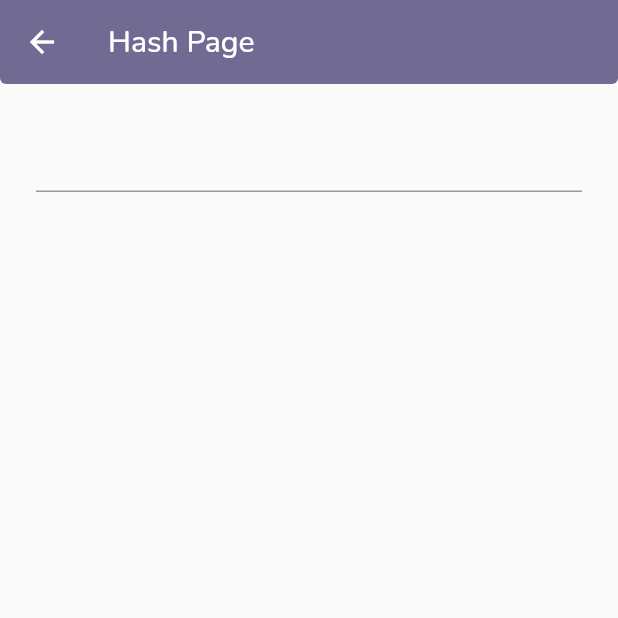
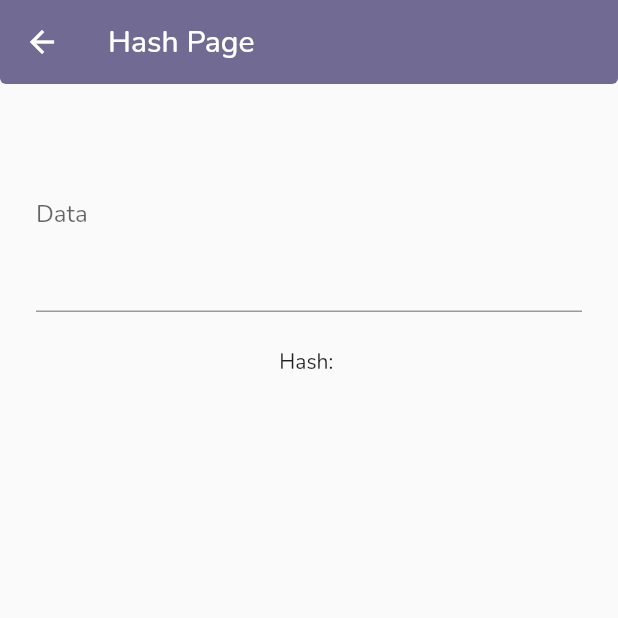
Before and after one commit to rashidwassan/blockchain-demo-app-flutter, a Flutter app: the HashPage screen opened by its route, on a phone screen of 412 x 824 dp, the top half of it. Run offline on Flutter 3.47's test engine with Material 2 defaults, Android fonts, the phone set to English and light mode, and no system bars; our stand-ins replace google_fonts, lottie.

Commit message:
added basic hashpage content with hash generation

```diff
--- a/lib/pages/demos/hash_page.dart
+++ b/lib/pages/demos/hash_page.dart
@@ -1,17 +1,21 @@
 import 'package:flutter/material.dart';
 
-import '../../models/hash_with_nonce.dart';
 import '../../utils/crypto_things.dart';
 
-class HashPage extends StatelessWidget {
-  const HashPage({Key? key}) : super(key: key);
+class HashPage extends StatefulWidget {
+  HashPage({Key? key}) : super(key: key);
 
   static const String routeName = '/hash';
 
   @override
+  State<HashPage> createState() => _HashPageState();
+}
+
+class _HashPageState extends State<HashPage> {
+  final TextEditingController _contentController = TextEditingController();
+  String hash = '';
+  @override
   Widget build(BuildContext context) {
-    final HashWithNonce hashWithNonce =
-        CryptoUtils.getSHA256WithDifficulty(data: 'Hello World', difficulty: 4);
     return Scaffold(
         appBar: AppBar(title: const Text('Hash Page')),
         body: Padding(
@@ -19,7 +23,22 @@ class HashPage extends StatelessWidget {
           child: Center(
               child: Column(
             children: [
-              TextField(),
+              TextField(
+                maxLines: 4,
+                decoration: const InputDecoration(
+                  labelText: 'Data',
+                ),
+                onChanged: (value) {
+                  _contentController.text = value;
+                  setState(() {
+                    hash = CryptoUtils.getSHA256(_contentController.text);
+                  });
+                },
+              ),
+              const SizedBox(
+                height: 24,
+              ),
+              Text('Hash: $hash'),
             ],
           )),
         ));
--- a/lib/utils/route_generator.dart
+++ b/lib/utils/route_generator.dart
@@ -12,7 +12,7 @@ class RouteGenerator {
       case HomePage.routeName:
         return MaterialPageRoute(builder: (_) => const HomePage());
       case HashPage.routeName:
-        return MaterialPageRoute(builder: (_) => const HashPage());
+        return MaterialPageRoute(builder: (_) => HashPage());
 
       default:
         return MaterialPageRoute(builder: ((context) => const HomePage()));
```
